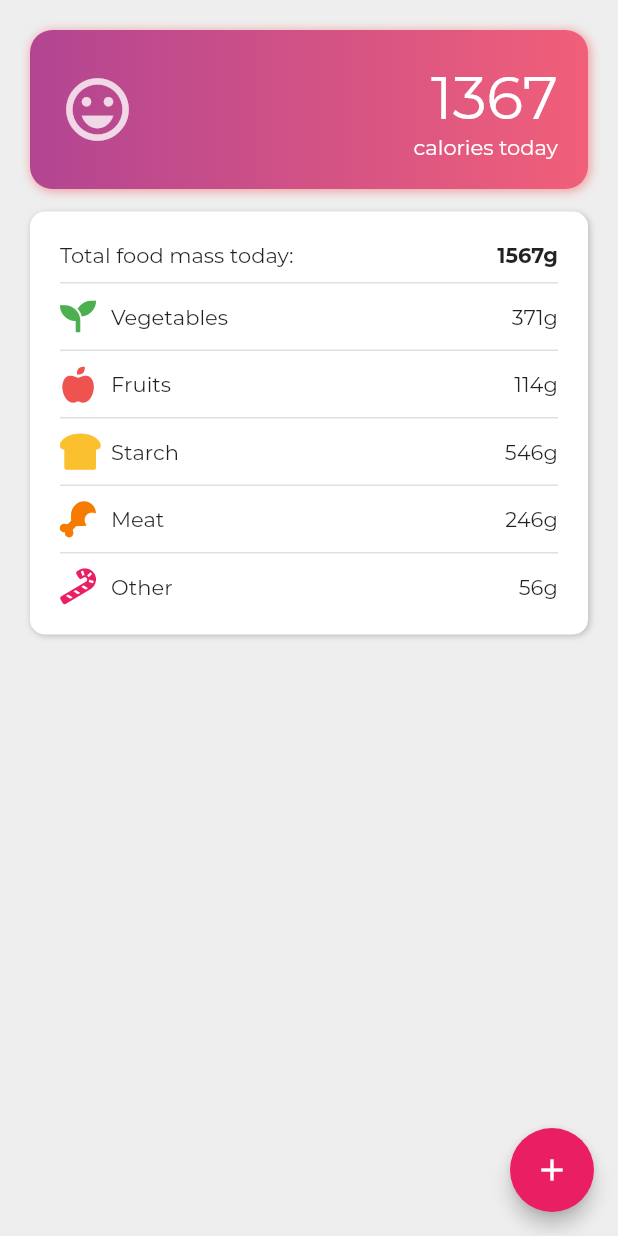
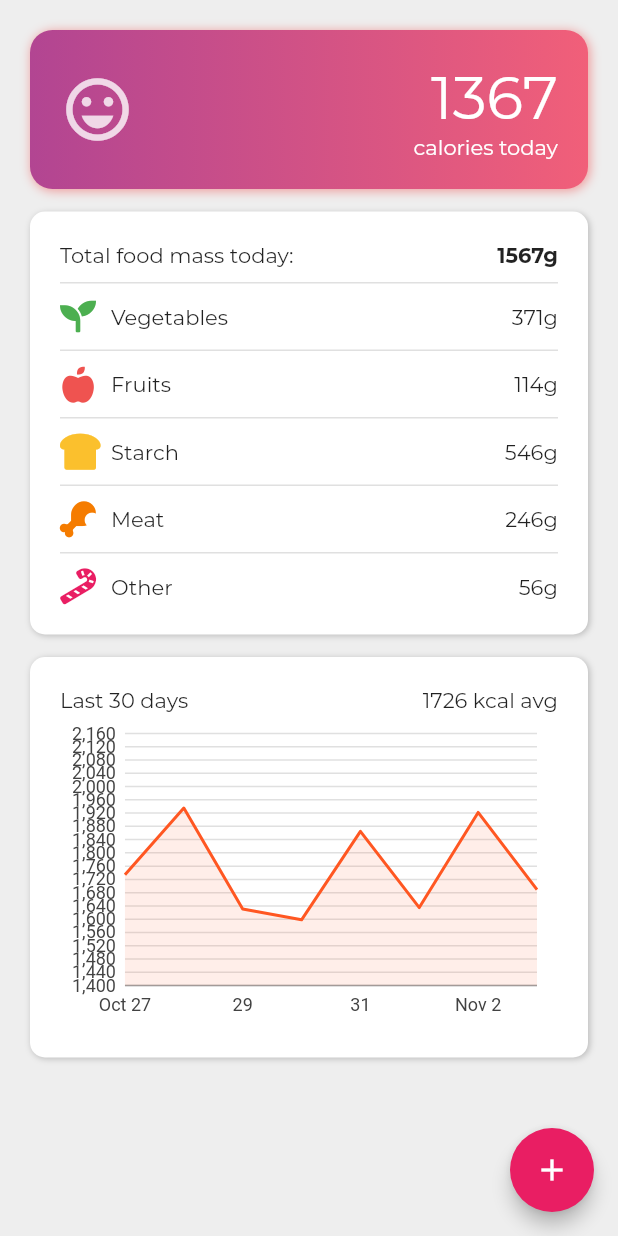
Before and after one commit to codeofmochi/kcal, a Flutter app: the screen it shows after launch, on a phone screen of 412 x 824 dp. Run offline on Flutter 3.47's test engine with Material 2 defaults, Android fonts, the phone set to English and light mode, and no system bars; our stand-ins replace charts_flutter, font_awesome_flutter, gradient_widgets.

```diff
--- a/lib/home.dart
+++ b/lib/home.dart
@@ -1,3 +1,4 @@
+import 'package:charts_flutter/flutter.dart' as charts;
 import 'package:flutter/material.dart';
 import 'package:font_awesome_flutter/font_awesome_flutter.dart';
 import 'package:gradient_widgets/gradient_widgets.dart';
@@ -13,6 +14,7 @@ class HomePage extends StatelessWidget {
           children: [
             TodayCounter(),
             TodayStats(),
+            KcalGraph(),
           ],
           padding: EdgeInsets.all(20),
         ),
@@ -79,6 +81,7 @@ class TodayStats extends StatelessWidget {
   Widget build(BuildContext context) {
     return FancyCard(
       padding: const EdgeInsets.all(20),
+      margin: EdgeInsets.only(bottom: 15),
       borderRadius: 10,
       child: Column(
         crossAxisAlignment: CrossAxisAlignment.end,
@@ -197,8 +200,7 @@ class TodayStats extends StatelessWidget {
                 children: <Widget>[
                   Padding(
                     padding: const EdgeInsets.only(right: 10),
-                    child: Icon(FontAwesomeIcons.candyCane,
-                        color: Colors.pink),
+                    child: Icon(FontAwesomeIcons.candyCane, color: Colors.pink),
                   ),
                   Text("Other"),
                   Expanded(child: Text("56g", textAlign: TextAlign.end)),
@@ -225,3 +227,76 @@ class TodayStats extends StatelessWidget {
     );
   }
 }
+
+/// Calorie per day graph
+class KcalDay {
+  final DateTime day;
+  final int kcal;
+  KcalDay(this.day, this.kcal);
+}
+
+class KcalGraph extends StatelessWidget {
+  static final List<KcalDay> data = [
+    KcalDay(DateTime(2019, 10, 27), 1734),
+    KcalDay(DateTime(2019, 10, 28), 1935),
+    KcalDay(DateTime(2019, 10, 29), 1631),
+    KcalDay(DateTime(2019, 10, 30), 1598),
+    KcalDay(DateTime(2019, 10, 31), 1865),
+    KcalDay(DateTime(2019, 11, 1), 1635),
+    KcalDay(DateTime(2019, 11, 2), 1922),
+    KcalDay(DateTime(2019, 11, 3), 1689),
+  ];
+
+  final List<charts.Series<KcalDay, DateTime>> seriesList = [
+    charts.Series<KcalDay, DateTime>(
+      id: "Kcal per day",
+      colorFn: (_, __) => charts.MaterialPalette.deepOrange.shadeDefault,
+      domainFn: (KcalDay kd, _) => kd.day,
+      measureFn: (KcalDay kd, _) => kd.kcal,
+      data: data,
+    ),
+  ];
+
+  Widget build(BuildContext context) {
+    return FancyCard(
+      child: Column(
+        children: <Widget>[
+          Row(
+            children: <Widget>[
+              Text("Last 30 days"),
+              Expanded(
+                child: Text(
+                  "1726 kcal avg",
+                  textAlign: TextAlign.end,
+                ),
+              )
+            ],
+          ),
+          Container(
+            height: 210,
+            child: ClipRect(
+              child: charts.TimeSeriesChart(
+                seriesList,
+                defaultRenderer: charts.LineRendererConfig(includeArea: true),
+                animate: true,
+                primaryMeasureAxis: charts.NumericAxisSpec(
+                  viewport: charts.NumericExtents(1400, 2000),
+                  tickProviderSpec:
+                      charts.BasicNumericTickProviderSpec(desiredTickCount: 20),
+                ),
+              ),
+            ),
+          ),
+        ],
+      ),
+      borderRadius: 10,
+      padding: const EdgeInsets.all(20),
+      backgroundColor: Colors.white,
+      boxShadow: BoxShadow(
+        color: Colors.grey[400],
+        blurRadius: 3.0,
+        offset: Offset(1, 1),
+      ),
+    );
+  }
+}
--- a/lib/ui/fancy_card.dart
+++ b/lib/ui/fancy_card.dart
@@ -11,20 +11,22 @@ class FancyCard extends StatelessWidget {
   final Color backgroundColor;
   final Gradient gradient;
   final BoxShadow boxShadow;
+  final double height;
 
   FancyCard({
     @required this.child,
     @required this.padding,
-    this.margin,
     @required this.borderRadius,
+    this.boxShadow,
     this.backgroundColor,
     this.gradient,
-    this.boxShadow,
+    this.margin,
+    this.height,
   });
 
   Widget build(BuildContext context) {
     return Container(
-      decoration: new BoxDecoration(
+      decoration: BoxDecoration(
         boxShadow: [
           this.boxShadow,
         ],
@@ -37,6 +39,7 @@ class FancyCard extends StatelessWidget {
         padding: this.padding,
         child: this.child,
       ),
+      height: height,
     );
   }
 }
```
